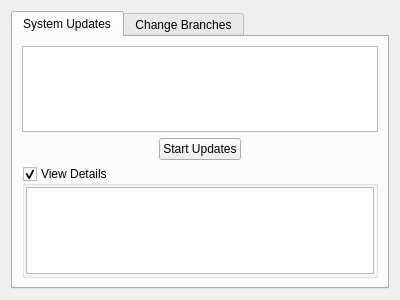
Before: the Qt Designer form src-qt5/gui_client/pages/page_updates.ui in trueos/sysadm-ui-qt, drawn with Qt 5.
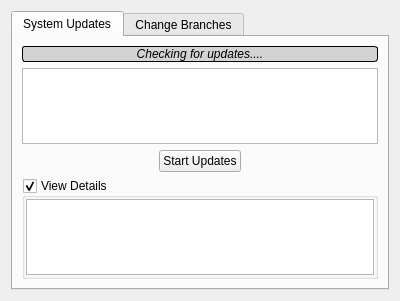
After: the same form once the commit is applied.

Commit message: Clean up some more of the updates page (since I had all types of updates on my 10.2 system).

```diff
--- a/src-qt5/gui_client/pages/page_updates.ui
+++ b/src-qt5/gui_client/pages/page_updates.ui
@@ -7,7 +7,7 @@
     <x>0</x>
     <y>0</y>
     <width>400</width>
-    <height>300</height>
+    <height>301</height>
    </rect>
   </property>
   <property name="windowTitle">
@@ -43,6 +43,24 @@
            <property name="bottomMargin">
             <number>0</number>
            </property>
+           <item>
+            <widget class="QLabel" name="label_checking">
+             <property name="font">
+              <font>
+               <italic>true</italic>
+              </font>
+             </property>
+             <property name="styleSheet">
+              <string notr="true">QLabel{ background: lightgray; border: 1px solid black; border-radius: 3px; color: black; }</string>
+             </property>
+             <property name="text">
+              <string>Checking for updates....</string>
+             </property>
+             <property name="alignment">
+              <set>Qt::AlignCenter</set>
+             </property>
+            </widget>
+           </item>
            <item>
             <widget class="QTreeWidget" name="tree_updates">
              <property name="animated">
```
The commit also changes 1 other file.
